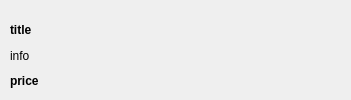
Henry93s/koradin, file orderitem.ui: the form before one commit.
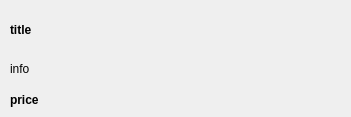
The form after the commit.

```diff
--- a/orderitem.ui
+++ b/orderitem.ui
@@ -7,7 +7,7 @@
     <x>0</x>
     <y>0</y>
     <width>351</width>
-    <height>100</height>
+    <height>117</height>
    </rect>
   </property>
   <property name="sizePolicy">
@@ -28,13 +28,13 @@
   <property name="windowTitle">
    <string>Form</string>
   </property>
-  <widget class="QWidget" name="">
+  <widget class="QWidget" name="layoutWidget">
    <property name="geometry">
     <rect>
      <x>10</x>
      <y>10</y>
-     <width>331</width>
-     <height>81</height>
+     <width>332</width>
+     <height>100</height>
     </rect>
    </property>
    <layout class="QVBoxLayout" name="verticalLayout">
```
